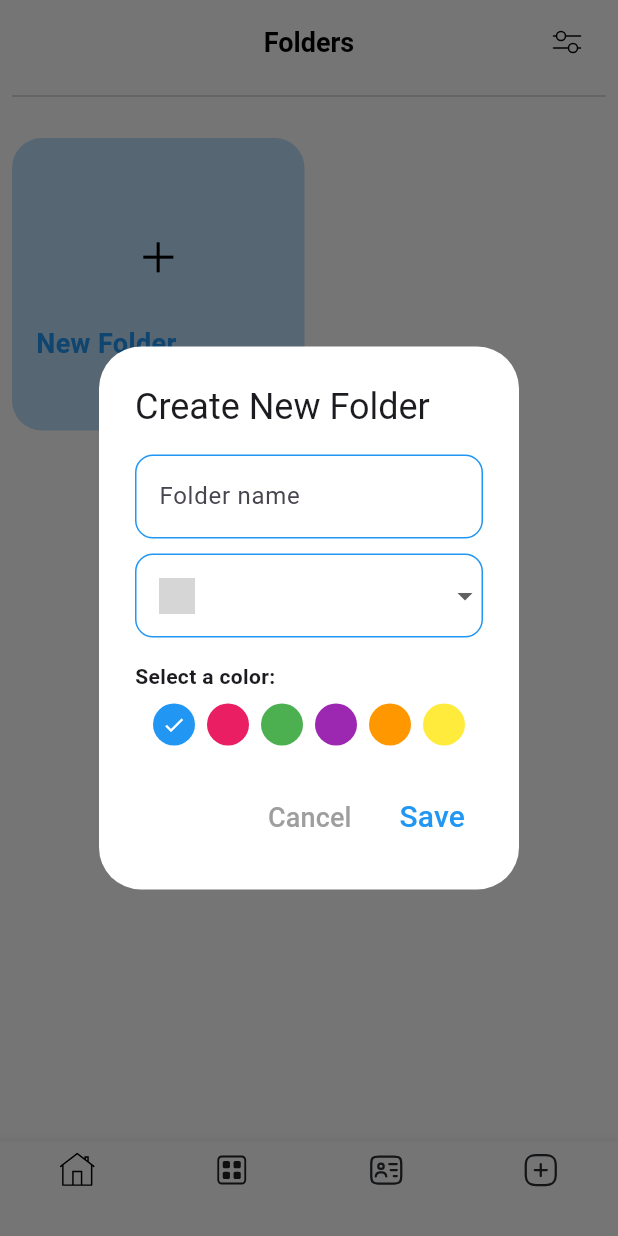
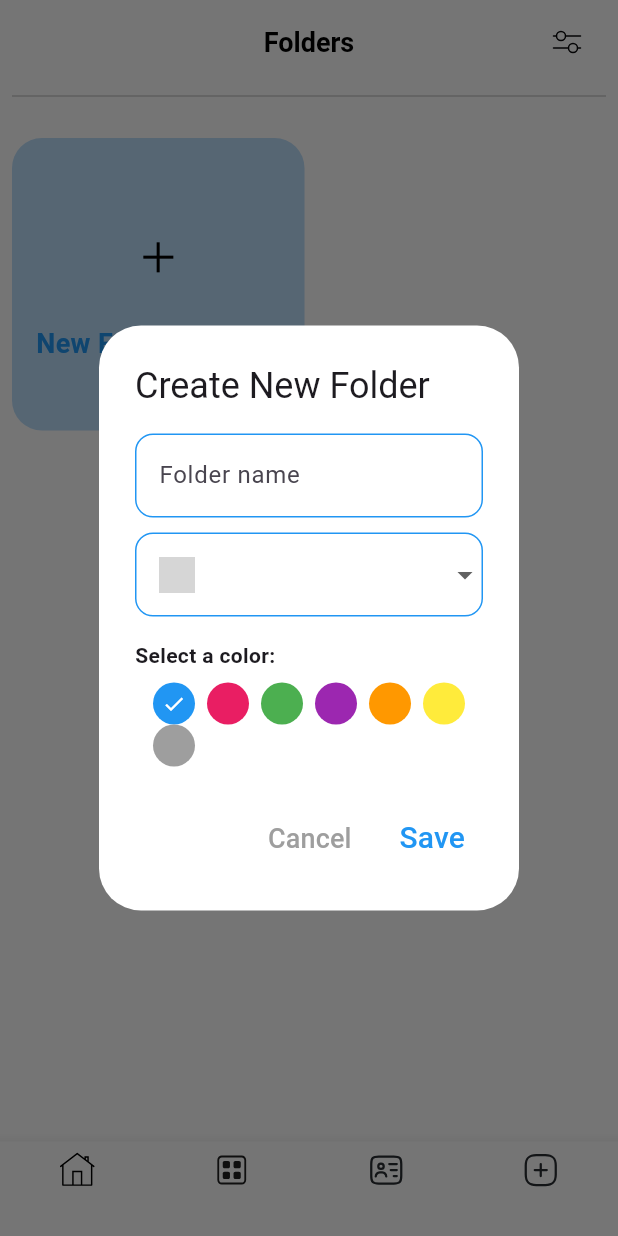
Before and after one commit to DamisolaT/to-do-app, a Flutter app: the screen it shows after launch, after a tap on "New Folder", on a phone screen of 412 x 824 dp. Run offline on Flutter 3.47's test engine with Material 3 defaults, Android fonts, the light colour scheme and no system bars; our stand-ins replace flutter_svg, shared_preferences; grey boxes are pictures that could not be loaded.

Commit message:
file structure fix

```diff
--- a/lib/main.dart
+++ b/lib/main.dart
@@ -1,5 +1,5 @@
 import 'package:flutter/material.dart';
-import 'package:verraki_project1/folders_page.dart';
+import 'package:verraki_project1/views/folder/folders_page.dart';
 
 void main() {
   runApp(const MyApp());
--- a/lib/folders_page.dart
+++ b/lib/views/folder/folders_page.dart
@@ -5,7 +5,8 @@ import 'package:shared_preferences/shared_preferences.dart';
 import 'dart:convert';
 import 'package:verraki_project1/core/utils/custom_app_bar.dart';
 import 'package:verraki_project1/core/utils/images.dart';
-import 'package:verraki_project1/personal_page.dart';
+import 'package:verraki_project1/views/folder/widgets/folder-container.dart';
+import 'package:verraki_project1/views/personal_page.dart';
 
 class FoldersPage extends StatefulWidget {
   const FoldersPage({super.key});
@@ -97,6 +98,7 @@ class _FoldersPageState extends State<FoldersPage> {
     Colors.purple,
     Colors.orange,
     Colors.yellow,
+    Colors.grey,
   ];
 
   @override
@@ -283,10 +285,8 @@ class _FoldersPageState extends State<FoldersPage> {
   }
 
   void showCreateFolderDialog(BuildContext context) {
-    // Reset or clear the text controller for a new dialog
     nameController.clear();
 
-    // Create a StatefulBuilder to manage dialog state
     showDialog(
       context: context,
       builder: (BuildContext context) {
@@ -447,7 +447,7 @@ class _FoldersPageState extends State<FoldersPage> {
             content: Text('Are you sure you want to delete "$folderTitle"?'),
             actions: [
               TextButton(
-                onPressed: () => Navigator.pop(context), // Cancel
+                onPressed: () => Navigator.pop(context),
                 child: const Text('Cancel'),
               ),
               TextButton(
@@ -455,8 +455,8 @@ class _FoldersPageState extends State<FoldersPage> {
                   setState(() {
                     folders.removeAt(index);
                   });
-                  _saveFolders(); // Persist updated list
-                  Navigator.pop(context); // Close dialog
+                  _saveFolders();
+                  Navigator.pop(context);
                 },
                 child: const Text(
                   'Delete',
@@ -468,88 +468,3 @@ class _FoldersPageState extends State<FoldersPage> {
     );
   }
 }
-
-class FoldersContainers extends StatelessWidget {
-  const FoldersContainers({
-    super.key,
-    required this.image,
-    required this.title,
-    required this.subtitle,
-    required this.number,
-    this.color,
-    this.titleColor = Colors.blue,
-    required this.showArrow,
-    this.onArrowTap,
-  });
-
-  final String image;
-  final String title;
-  final String subtitle;
-  final int number;
-  final Color? color;
-  final Color titleColor;
-  final bool showArrow;
-  final VoidCallback? onArrowTap;
-
-  @override
-  Widget build(BuildContext context) {
-    return Container(
-      decoration: BoxDecoration(
-        color: color ?? Colors.grey.shade100,
-        borderRadius: BorderRadius.circular(20),
-      ),
-      child: Column(
-        mainAxisAlignment: MainAxisAlignment.center,
-        children: [
-          Image.asset(image, height: 70),
-          const SizedBox(height: 10),
-          Padding(
-            padding: const EdgeInsets.symmetric(horizontal: 16),
-            child: Column(
-              crossAxisAlignment: CrossAxisAlignment.start,
-              children: [
-                Row(
-                  children: [
-                    Expanded(
-                      flex: 2,
-                      child: Text(
-                        title,
-                        style: TextStyle(
-                          color: titleColor,
-                          fontSize: 18,
-                          fontWeight: FontWeight.bold,
-                          overflow: TextOverflow.clip,
-                        ),
-                        maxLines: 1,
-                      ),
-                    ),
-                    const Spacer(),
-                    if (showArrow)
-                      GestureDetector(
-                        onTap: onArrowTap,
-                        child: Icon(Icons.arrow_forward, color: titleColor),
-                      ),
-                  ],
-                ),
-                if (number != 0 && subtitle.isNotEmpty)
-                  Row(
-                    children: [
-                      Text(
-                        number.toString(),
-                        style: const TextStyle(color: Colors.black),
-                      ),
-                      const SizedBox(width: 4),
-                      Text(
-                        subtitle,
-                        style: const TextStyle(color: Colors.black),
-                      ),
-                    ],
-                  ),
-              ],
-            ),
-          ),
-        ],
-      ),
-    );
-  }
-}
--- /dev/null
+++ b/lib/views/folder/widgets/folder-container.dart
@@ -0,0 +1,87 @@
+// ignore_for_file: file_names
+import 'package:flutter/material.dart';
+
+class FoldersContainers extends StatelessWidget {
+  const FoldersContainers({
+    super.key,
+    required this.image,
+    required this.title,
+    required this.subtitle,
+    required this.number,
+    this.color,
+    this.titleColor = Colors.blue,
+    required this.showArrow,
+    this.onArrowTap,
+  });
+
+  final String image;
+  final String title;
+  final String subtitle;
+  final int number;
+  final Color? color;
+  final Color titleColor;
+  final bool showArrow;
+  final VoidCallback? onArrowTap;
+
+  @override
+  Widget build(BuildContext context) {
+    return Container(
+      decoration: BoxDecoration(
+        color: color ?? Colors.grey.shade100,
+        borderRadius: BorderRadius.circular(20),
+      ),
+      child: Column(
+        mainAxisAlignment: MainAxisAlignment.center,
+        children: [
+          Image.asset(image, height: 70),
+          const SizedBox(height: 10),
+          Padding(
+            padding: const EdgeInsets.symmetric(horizontal: 16),
+            child: Column(
+              crossAxisAlignment: CrossAxisAlignment.start,
+              children: [
+                Row(
+                  children: [
+                    Expanded(
+                      flex: 2,
+                      child: Text(
+                        title,
+                        style: TextStyle(
+                          color: titleColor,
+                          fontSize: 18,
+                          fontWeight: FontWeight.bold,
+                          overflow: TextOverflow.clip,
+                        ),
+                        maxLines: 1,
+                      ),
+                    ),
+                    const Spacer(),
+                    if (showArrow)
+                      GestureDetector(
+                        onTap: onArrowTap,
+                        child: Icon(Icons.arrow_forward, color: titleColor),
+                      ),
+                  ],
+                ),
+                if (number != 0 && subtitle.isNotEmpty)
+                  Row(
+                    children: [
+                      Text(
+                        number.toString(),
+                        style: const TextStyle(color: Colors.black),
+                      ),
+                      const SizedBox(width: 4),
+                      Text(
+                        subtitle,
+                        style: const TextStyle(color: Colors.black),
+                      ),
+                    ],
+                  ),
+              ],
+            ),
+          ),
+        ],
+      ),
+    );
+  }
+}
--- a/lib/settings_page.dart
+++ b/lib/views/settings_page.dart
@@ -18,7 +18,7 @@ class SettingsPage extends StatelessWidget {
             child: Column(
               crossAxisAlignment: CrossAxisAlignment.start,
               children: [
-                Divider(color: Colors.grey, thickness: 0.5,),
+                Divider(color: Colors.grey, thickness: 0.5),
                 SizedBox(height: 20),
                 Center(
                   child: Stack(
```
Also changed, not shown: lib/core/utils/custom_app_bar.dart (+8 -7 lines), lib/navigators/router.dart (+4 -6 lines), lib/views/home/home_page.dart (renamed from lib/home/home_page.dart, +4 -8 lines), lib/views/folder/widgets/add_page.dart (renamed from lib/add_page.dart), lib/views/personal_page.dart (renamed from lib/personal_page.dart).
